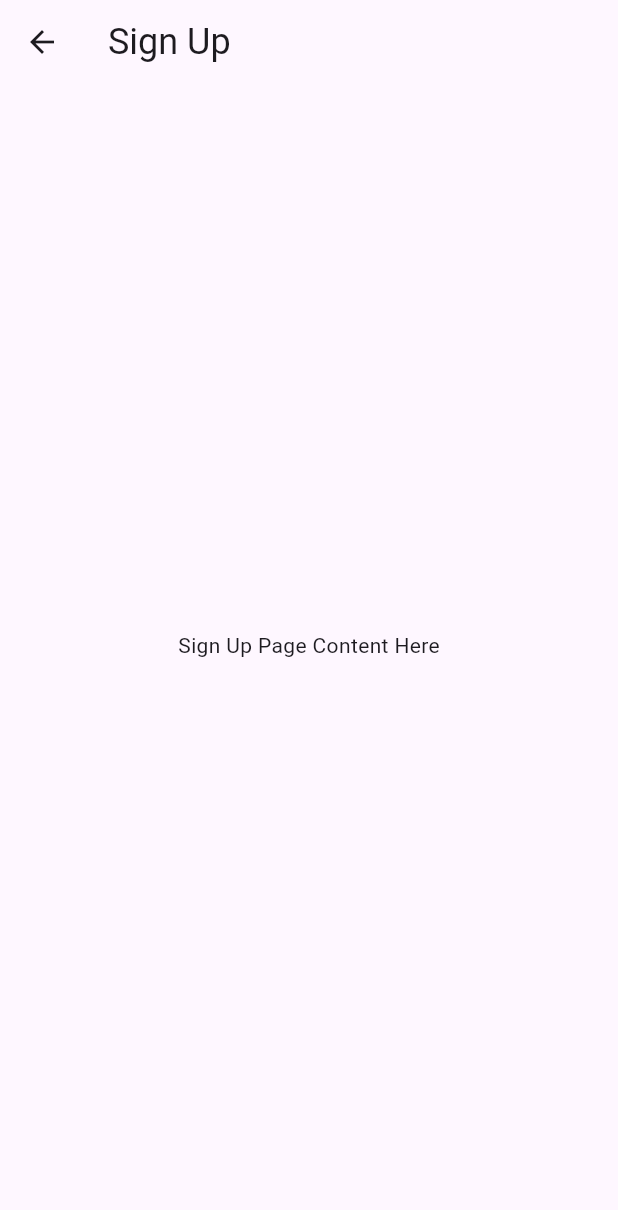
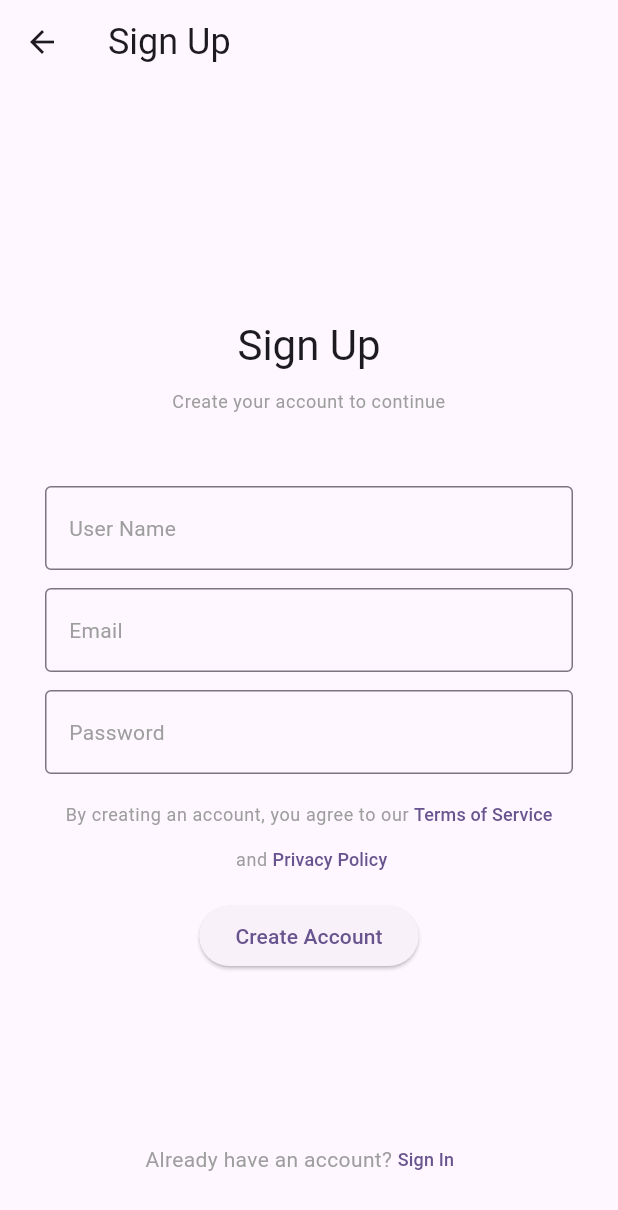
Before and after one commit to basharh/flutter-notes-app, a Flutter app: the screen it shows after launch, after a tap on "Sign Up", on a phone screen of 412 x 824 dp. Shown: the top 1210 px of the screen. Run offline on Flutter 3.47's test engine with Material 3 defaults, Android fonts, the phone set to English and light mode, and no system bars.

Commit message:
create signup page

```diff
--- a/lib/pages/sign_in_page.dart
+++ b/lib/pages/sign_in_page.dart
@@ -1,5 +1,6 @@
 import 'package:flutter/material.dart';
 import 'package:flutter_notes_app/widgets/common/layout/layout.dart';
+import 'package:flutter_notes_app/widgets/common/notes_elevated_button.dart';
 import 'package:flutter_notes_app/widgets/common/notes_text_field.dart';
 
 class SignInPage extends StatelessWidget {
@@ -136,17 +137,7 @@ class _OrContinueDivider extends StatelessWidget {
 class _LoginButton extends StatelessWidget {
   @override
   Widget build(BuildContext context) {
-    return ElevatedButton(
-      style: Theme.of(context).elevatedButtonTheme.style?.copyWith(
-        padding: WidgetStateProperty.resolveWith(
-          (states) => const EdgeInsets.symmetric(horizontal: 100, vertical: 10),
-        ),
-      ),
-      onPressed: () {
-        // Implement sign-in logic here
-      },
-      child: const Text('Login'),
-    );
+    return NotesElevatedButton(text: 'Login', onPressed: () {});
   }
 }
 
--- a/lib/pages/sign_up_page.dart
+++ b/lib/pages/sign_up_page.dart
@@ -1,5 +1,8 @@
 import 'package:flutter/material.dart';
 import 'package:flutter_notes_app/widgets/common/layout/layout.dart';
+import 'package:flutter_notes_app/widgets/common/notes_elevated_button.dart';
+import 'package:flutter_notes_app/widgets/common/notes_text_button_link.dart';
+import 'package:flutter_notes_app/widgets/common/notes_text_field.dart';
 
 class SignUpPage extends StatelessWidget {
   const SignUpPage({super.key});
@@ -8,7 +11,103 @@ class SignUpPage extends StatelessWidget {
   Widget build(BuildContext context) {
     return Layout(
       title: 'Sign Up',
-      child: const Center(child: Text('Sign Up Page Content Here')),
+      child: Stack(
+        children: [
+          Align(
+            alignment: Alignment.center,
+            child: Column(
+              spacing: 12,
+              mainAxisSize: MainAxisSize.min,
+              children: [
+                Text(
+                  'Sign Up',
+                  style: Theme.of(context).textTheme.headlineMedium,
+                ),
+                Text(
+                  'Create your account to continue',
+                  style: Theme.of(
+                    context,
+                  ).textTheme.bodySmall?.copyWith(color: Colors.grey),
+                  textAlign: TextAlign.center,
+                ),
+                SizedBox(height: 24),
+                Column(
+                  children: [
+                    NotesTextField(labelText: 'User Name'),
+                    SizedBox(height: 12),
+                    NotesTextField(labelText: 'Email'),
+                    SizedBox(height: 12),
+                    NotesTextField(labelText: 'Password', obscureText: true),
+                    SizedBox(height: 12),
+                    _AgreeToTermsText(),
+                    SizedBox(height: 12),
+                    _CreateAccountButton(),
+                  ],
+                ),
+              ],
+            ),
+          ),
+          Align(
+            alignment: Alignment.bottomCenter,
+            child: _SignInLinkWithText(),
+          ),
+        ],
+      ),
     );
   }
 }
+
+class _CreateAccountButton extends StatelessWidget {
+  @override
+  Widget build(BuildContext context) =>
+      NotesElevatedButton(onPressed: () {}, text: 'Create Account');
+}
+
+/// A widget that shows agree to terms and privacy policy text
+class _AgreeToTermsText extends StatelessWidget {
+  @override
+  Widget build(BuildContext context) {
+    return Wrap(
+      alignment: WrapAlignment.center,
+      crossAxisAlignment: WrapCrossAlignment.center,
+      children: [
+        Text(
+          'By creating an account, you agree to our ',
+          style: Theme.of(
+            context,
+          ).textTheme.bodySmall?.copyWith(color: Colors.grey),
+        ),
+        NotesTextButtonLink(link: '/terms', text: 'Terms of Service'),
+        Text(
+          ' and ',
+          style: Theme.of(
+            context,
+          ).textTheme.bodySmall?.copyWith(color: Colors.grey),
+        ),
+        NotesTextButtonLink(link: '/privacy', text: 'Privacy Policy'),
+      ],
+    );
+  }
+}
+
+/// A widget that shows a sign in link with some text
+class _SignInLinkWithText extends StatelessWidget {
+  @override
+  Widget build(BuildContext context) {
+    return Padding(
+      padding: const EdgeInsets.only(bottom: 16.0),
+      child: Row(
+        mainAxisAlignment: MainAxisAlignment.center,
+        children: [
+          Text(
+            'Already have an account? ',
+            style: Theme.of(
+              context,
+            ).textTheme.bodyMedium?.copyWith(color: Colors.grey),
+          ),
+          NotesTextButtonLink(text: 'Sign In', link: '/sign_in'),
+        ],
+      ),
+    );
+  }
+}
--- /dev/null
+++ b/lib/widgets/common/notes_elevated_button.dart
@@ -0,0 +1,21 @@
+import 'package:flutter/material.dart';
+
+class NotesElevatedButton extends StatelessWidget {
+  final VoidCallback? onPressed;
+  final String text;
+
+  const NotesElevatedButton({super.key, this.onPressed, required this.text});
+
+  @override
+  Widget build(BuildContext context) {
+    return ElevatedButton(
+      style: Theme.of(context).elevatedButtonTheme.style?.copyWith(
+        padding: WidgetStateProperty.resolveWith(
+          (states) => const EdgeInsets.symmetric(horizontal: 100, vertical: 10),
+        ),
+      ),
+      onPressed: onPressed,
+      child: Text(text),
+    );
+  }
+}
--- /dev/null
+++ b/lib/widgets/common/notes_text_button_link.dart
@@ -0,0 +1,28 @@
+import 'package:flutter/material.dart';
+
+class NotesTextButtonLink extends StatelessWidget {
+  final String link;
+  final String text;
+
+  const NotesTextButtonLink({
+    super.key,
+    required this.link,
+    required this.text,
+  });
+
+  @override
+  Widget build(BuildContext context) {
+    return TextButton(
+      style: TextButton.styleFrom(
+        padding: EdgeInsets.zero,
+        minimumSize: const Size(50, 30),
+        tapTargetSize: MaterialTapTargetSize.shrinkWrap,
+        alignment: Alignment.centerLeft,
+      ),
+      onPressed: () {
+        Navigator.pushNamed(context, link);
+      },
+      child: Text(text, style: TextStyle(fontSize: 12)),
+    );
+  }
+}
```
